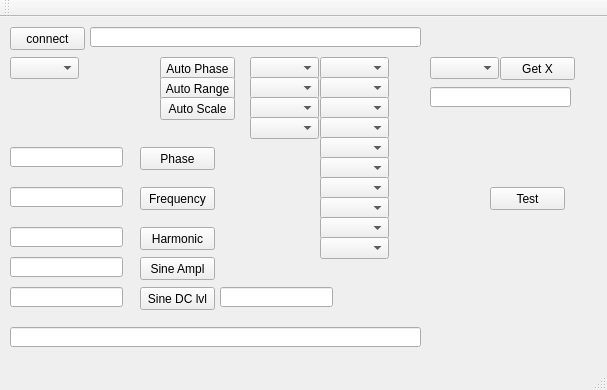
Old version of the form SerialPortCommunicationQt/SerialPortCommunication/SRS/LockInAmplifier/Final_Lock-In-Amplifier/mainwindow.ui in the repository vicvict/Lock-In-Amplifier.
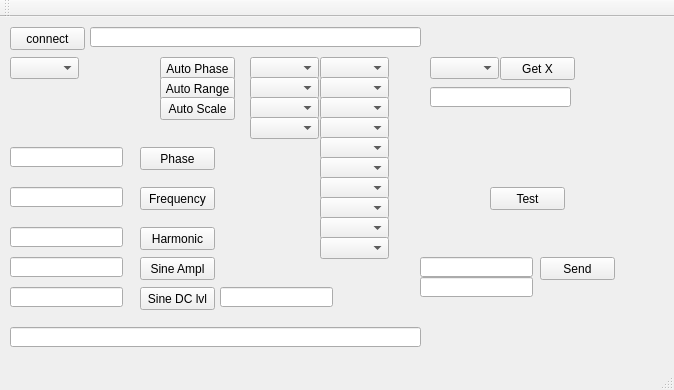
New version of the form.

Patch:
```diff
--- a/SerialPortCommunicationQt/SerialPortCommunication/SRS/LockInAmplifier/Final_Lock-In-Amplifier/mainwindow.ui
+++ b/SerialPortCommunicationQt/SerialPortCommunication/SRS/LockInAmplifier/Final_Lock-In-Amplifier/mainwindow.ui
@@ -6,7 +6,7 @@
    <rect>
     <x>0</x>
     <y>0</y>
-    <width>607</width>
+    <width>674</width>
     <height>390</height>
    </rect>
   </property>
@@ -407,6 +407,39 @@
      <string>Test</string>
     </property>
    </widget>
+   <widget class="QLineEdit" name="lineEditSend">
+    <property name="geometry">
+     <rect>
+      <x>420</x>
+      <y>240</y>
+      <width>113</width>
+      <height>20</height>
+     </rect>
+    </property>
+   </widget>
+   <widget class="QLineEdit" name="lineEditRecieve">
+    <property name="geometry">
+     <rect>
+      <x>420</x>
+      <y>260</y>
+      <width>113</width>
+      <height>20</height>
+     </rect>
+    </property>
+   </widget>
+   <widget class="QPushButton" name="pushButtonSend">
+    <property name="geometry">
+     <rect>
+      <x>540</x>
+      <y>240</y>
+      <width>75</width>
+      <height>23</height>
+     </rect>
+    </property>
+    <property name="text">
+     <string>Send</string>
+    </property>
+   </widget>
   </widget>
   <widget class="QMenuBar" name="menuBar">
    <property name="geometry">
```
Left out of the diff: 2 changed lines with no effect on the pictures.
